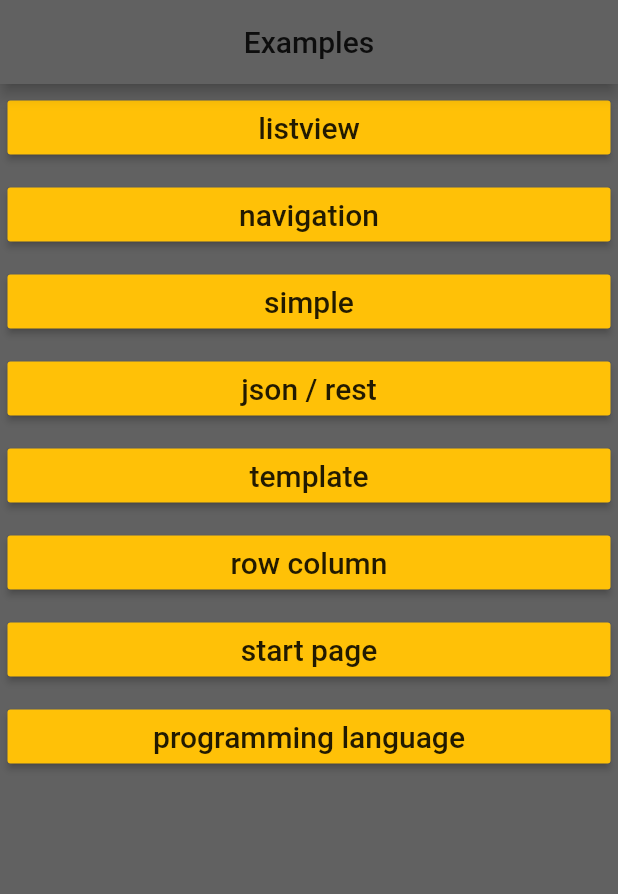
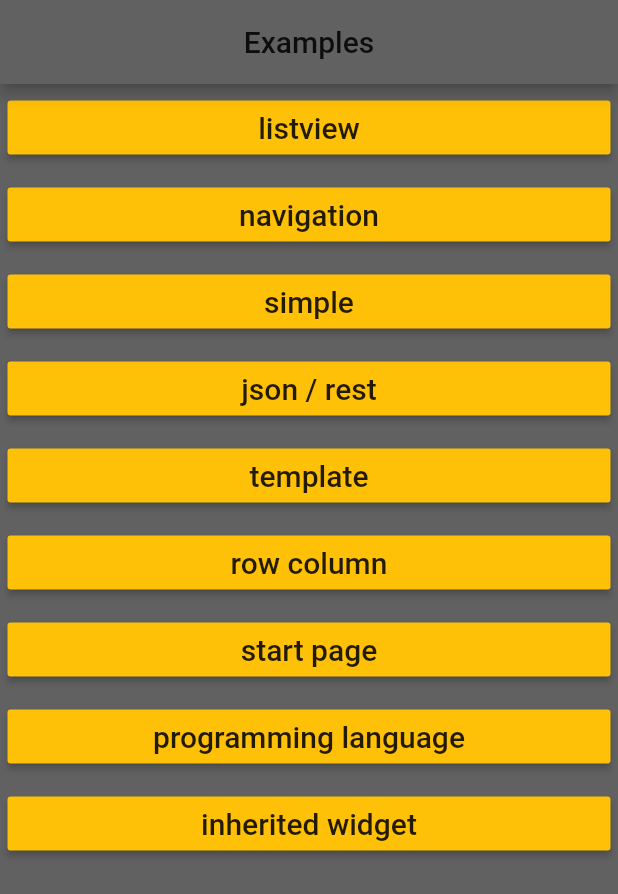
Before and after one commit to leventarican/cookbook-flutter, a Flutter app: the screen it shows after launch, on a phone screen of 412 x 824 dp. Shown: the top 894 px of the screen. Run offline on Flutter 3.47's test engine with Material 2 defaults, Android fonts, the phone set to English and light mode, and no system bars.

Commit message:
inherited widget

```diff
--- /dev/null
+++ b/refresh/lib/examples/inherited_widget_example.dart
@@ -0,0 +1,60 @@
+import 'package:flutter/material.dart';
+
+class InheritedWidgetExample extends StatelessWidget {
+  @override
+  Widget build(BuildContext context) {
+    return MaterialApp(
+      home: ProgrammingLanguageWidget(
+        lang: 'dart',
+        child: ProgrammingLanguageTextWidget(),
+      ),
+    );
+  }
+}
+
+/// this widget has the data
+/// whenever data / state is changing the consumers are triggered to re-build.
+class ProgrammingLanguageWidget extends InheritedWidget {
+  final String lang;
+
+  const ProgrammingLanguageWidget(
+      {Key key, @required this.lang, @required Widget child})
+      : assert(lang != null),
+        assert(child != null),
+        super(key: key, child: child);
+
+  // determines when the nearest consumer should be notified.
+  static String of(BuildContext context) {
+    final ProgrammingLanguageWidget pl = context.dependOnInheritedWidgetOfExactType();
+    return pl.lang;
+  }
+
+  @override
+  bool updateShouldNotify(InheritedWidget oldWidget) {
+    return true;
+  }
+}
+
+// get the data from the tree (= InheritedWidget)
+class ProgrammingLanguageTextWidget extends StatelessWidget {
+  @override
+  Widget build(BuildContext context) {
+    return Scaffold(
+      appBar: AppBar(
+        title: Text('Inherited Widget Example'),
+        centerTitle: true,
+      ),
+      body: Center(
+        child: Column(
+          mainAxisAlignment: MainAxisAlignment.center,
+          children: <Widget>[
+            Text(
+              'Programming Language: ${ProgrammingLanguageWidget.of(context)}',
+              style: Theme.of(context).textTheme.subtitle2,
+            ),
+          ],
+        ),
+      ),
+    );
+  }
+}
--- a/refresh/lib/main.dart
+++ b/refresh/lib/main.dart
@@ -2,6 +2,7 @@ import 'package:flutter/cupertino.dart';
 import 'package:flutter/material.dart';
 
 import 'package:flutter/widgets.dart';
+import 'package:refresh/examples/inherited_widget_example.dart';
 import 'package:refresh/examples/json_rest_example.dart';
 import 'package:refresh/examples/navigation_example.dart';
 import 'package:refresh/examples/row_column_example.dart';
@@ -15,9 +16,7 @@ import 'template/template.dart';
 
 void main() => runApp(MaterialApp(
       debugShowCheckedModeBanner: false,
-      theme: ThemeData(
-        primaryColor: Colors.amber
-      ),
+      theme: ThemeData(primaryColor: Colors.amber),
       home: Start(),
     ));
 
@@ -74,6 +73,10 @@ class _StartState extends State<Start> {
             name: 'programming language',
             action: () => clicked(ProgrammingLanguagePage()),
           ),
+          MenuButton(
+            name: 'inherited widget',
+            action: () => clicked(InheritedWidgetExample()),
+          ),
         ]));
   }
 }
@@ -90,9 +93,12 @@ class MenuButton extends StatelessWidget {
       padding: EdgeInsets.all(5.0),
       child: MaterialButton(
           color: Theme.of(context).primaryColor,
-          child: Text(name, style: TextStyle(
-            fontSize: 20.0,
-          ),),
+          child: Text(
+            name,
+            style: TextStyle(
+              fontSize: 20.0,
+            ),
+          ),
           onPressed: action),
     );
   }
```
